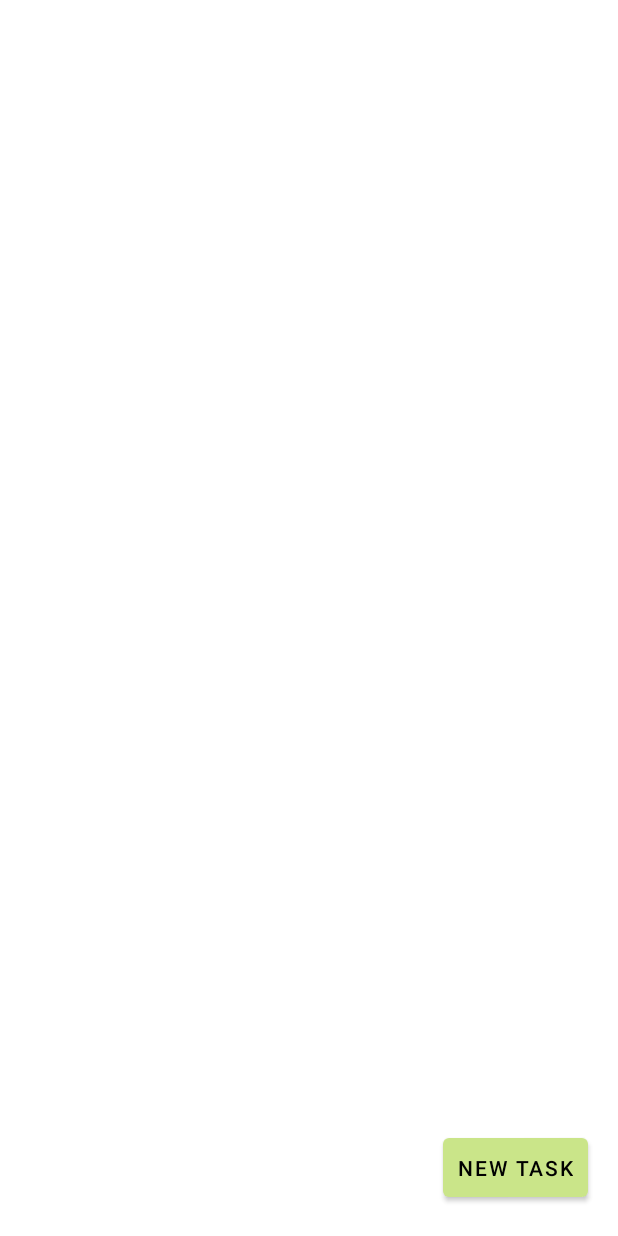
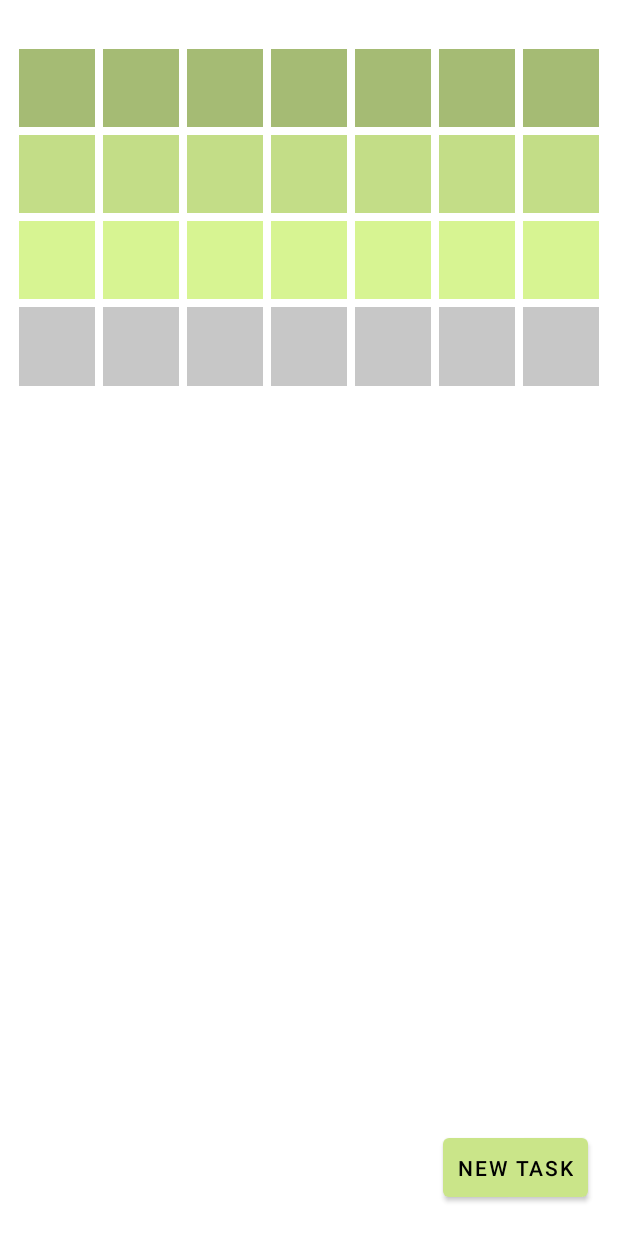
Before and after one commit to Rd4dev/Habit-Tracker, an Android app: the screen it shows after launch (MainActivity), on a phone screen of 412 x 824 dp. Run offline under Robolectric (Android 15) with nearby library versions, the phone set to English and light mode, and no system bars; our stand-ins replace Room's generated code.

Commit message:
HeatMap Basic Layout with Sample Data Fill

```diff
--- a/app/src/main/java/com/rd/habit_tracker/MainActivity.kt
+++ b/app/src/main/java/com/rd/habit_tracker/MainActivity.kt
@@ -1,10 +1,13 @@
 package com.rd.habit_tracker
 
+import android.graphics.Color
 import android.os.Build
 import androidx.appcompat.app.AppCompatActivity
 import android.os.Bundle
+import android.view.View
 import android.widget.Button
 import android.widget.EditText
+import android.widget.GridLayout
 import android.widget.TextView
 import androidx.activity.viewModels
 import androidx.annotation.RequiresApi
@@ -55,6 +58,29 @@ class MainActivity : AppCompatActivity(), TaskItemClickListener {
 
         anyChartView.setChart(heatMap)*/
 
+        val colors = arrayOf(
+            Color.parseColor("#A5BB74"),
+            Color.parseColor("#C3DD87"),
+            Color.parseColor("#D7F492"),
+            Color.parseColor("#C7C7C7")
+        )
+
+        for (i in 0 until 4) {
+            for (j in 0 until 7) {
+                val box = View(this)
+                box.setBackgroundColor(colors[i])
+                val params = GridLayout.LayoutParams(
+                    GridLayout.spec(i, 1f),
+                    GridLayout.spec(j, 1f)
+                )
+                params.width = 0
+                params.height = 0
+                params.setMargins(4, 4, 4, 4)
+                val heatMap = findViewById<GridLayout>(R.id.heatMap)
+                heatMap.addView(box, params)
+            }
+        }
+
     }
 
     private fun setRecyclerView(){
--- a/app/src/main/res/layout/activity_main.xml
+++ b/app/src/main/res/layout/activity_main.xml
@@ -6,24 +6,44 @@
     xmlns:app="http://schemas.android.com/apk/res-auto"
     tools:context=".MainActivity">
 
+    <GridLayout
+        android:id="@+id/heatMap"
+        android:layout_width="match_parent"
+        android:layout_height="230dp"
+        android:layout_alignParentTop="true"
+        android:layout_marginStart="10dp"
+        android:layout_marginTop="30dp"
+        android:layout_marginEnd="10dp"
+        android:layout_marginBottom="5dp"
+        android:columnCount="7"
+        android:rowCount="4"
+        android:useDefaultMargins="true">
+
+    </GridLayout>
+
     <androidx.recyclerview.widget.RecyclerView
         android:id="@+id/todoListRecyclerView"
         android:layout_width="match_parent"
-        android:layout_height="match_parent"
+        android:layout_height="400dp"
+        android:layout_alignParentBottom="true"
+        android:layout_marginBottom="0dp"
         app:backgroundTint="#DBDBDB" />
 
     <Button
         android:id="@+id/newTaskButton"
         android:layout_width="wrap_content"
         android:layout_height="wrap_content"
+        android:layout_alignParentEnd="true"
+        android:layout_alignParentBottom="true"
+        android:layout_marginStart="20dp"
+        android:layout_marginTop="20dp"
+        android:layout_marginEnd="20dp"
+        android:layout_marginBottom="20dp"
+        android:padding="10dp"
         android:text="New Task"
         android:textAlignment="center"
         android:textColor="@color/black"
-        app:backgroundTint="@color/green"
-        android:layout_alignParentBottom="true"
-        android:layout_alignParentEnd="true"
-        android:padding="10dp"
-        android:layout_margin="20dp"/>
+        app:backgroundTint="@color/green" />
 
 
 
```
Also changed, not shown: 1 other file.
